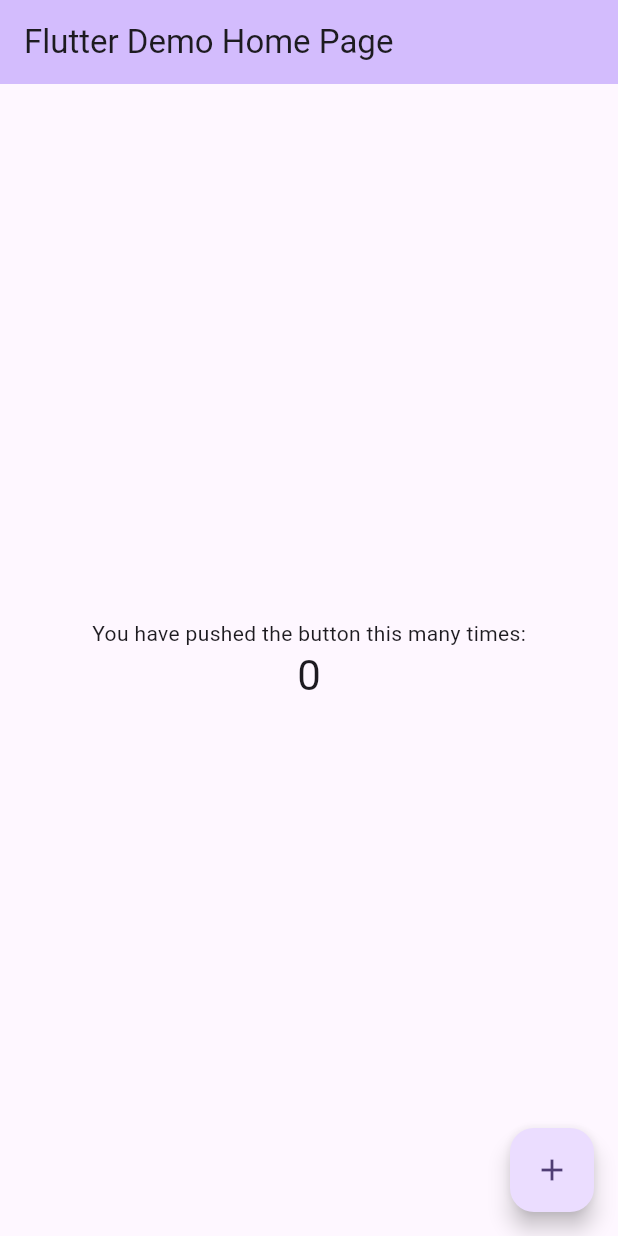
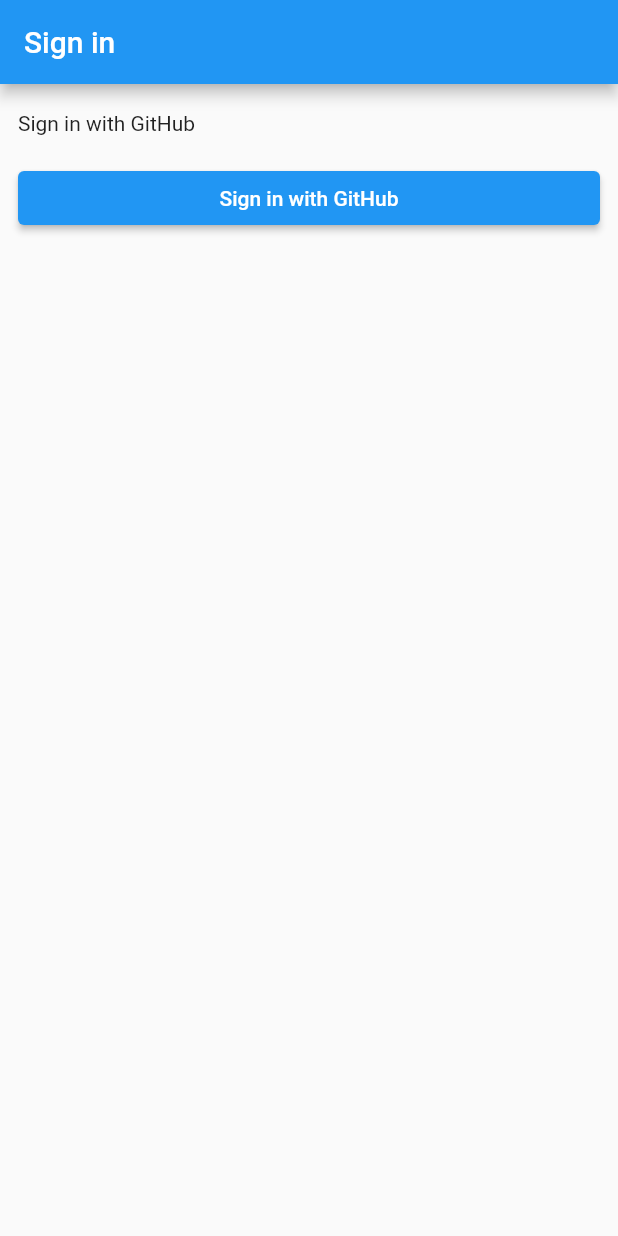
Before and after one commit to Pregum/authentication_sample_with_supabase_flutter, a Flutter app: the screen it shows after launch, on a phone screen of 412 x 824 dp. Run offline on Flutter 3.47's test engine with Material 2 defaults, Android fonts, the light colour scheme and no system bars; our stand-ins replace flutter_dotenv, supabase_flutter; accounts and stored records are empty.

Commit message:
update: githubの認証コードを持ってきた

```diff
--- /dev/null
+++ b/lib/login_page.dart
@@ -0,0 +1,87 @@
+import 'dart:async';
+
+import 'package:flutter/material.dart';
+import 'package:supabase_flutter/supabase_flutter.dart';
+
+import 'main.dart';
+
+class LoginPage extends StatefulWidget {
+  const LoginPage({super.key});
+
+  @override
+  State<LoginPage> createState() => _LoginPageState();
+}
+
+class _LoginPageState extends State<LoginPage> {
+  var _redirecting = false;
+  var _isLoading = false;
+  late final StreamSubscription<AuthState> _authStateSubscripion;
+
+  @override
+  void initState() {
+    super.initState();
+
+    _authStateSubscripion = supabase.auth.onAuthStateChange.listen((event) {
+      if (_redirecting) {
+        return;
+      }
+      final session = event.session;
+      if (session != null) {
+        _redirecting = true;
+        Navigator.of(context).pushReplacementNamed('/login-after');
+      }
+    });
+  }
+
+  @override
+  void dispose() {
+    _authStateSubscripion.cancel();
+    super.dispose();
+  }
+
+  @override
+  Widget build(BuildContext context) {
+    return Scaffold(
+      appBar: AppBar(title: const Text('Sign in')),
+      body: ListView(
+        padding: const EdgeInsets.symmetric(vertical: 18, horizontal: 12),
+        children: [
+          const Text('Sign in with GitHub'),
+          const SizedBox(
+            height: 18,
+          ),
+          ElevatedButton(
+            onPressed: _isLoading ? null : _signInGitHub,
+            child: Text(_isLoading ? 'Loading' : 'Sign in with GitHub'),
+          ),
+          const SizedBox(
+            height: 18,
+          ),
+        ],
+      ),
+    );
+  }
+
+  Future<void> _signInGitHub() async {
+    try {
+      setState(() {
+        _isLoading = true;
+      });
+      await supabase.auth.signInWithOAuth(
+        Provider.github,
+        redirectTo: 'io.supabase.flutterquickstart://login-callback/',
+      );
+    } catch (error) {
+      ScaffoldMessenger.of(context).showSnackBar(
+        SnackBar(
+          content: Text('Unexcepted Error. $error'),
+          backgroundColor: Theme.of(context).colorScheme.error,
+        ),
+      );
+    } finally {
+      setState(() {
+        _isLoading = false;
+      });
+    }
+  }
+}
--- a/lib/main.dart
+++ b/lib/main.dart
@@ -1,8 +1,27 @@
 import 'package:flutter/material.dart';
+import 'package:flutter_dotenv/flutter_dotenv.dart';
+import 'package:supabase_flutter/supabase_flutter.dart';
+import 'login_after_page.dart';
+import './login_page.dart';
+import './splash_page.dart';
 
-void main() {
+Future<void> main() async {
+  await dotenv.load();
+
+  final supabaseUrl = dotenv.get('SUPABASE_URL', fallback: '');
+  final anonKey = dotenv.get('SUPABASE_ANONKEY', fallback: '');
+  debugPrint('SUPABASE_URL: $supabaseUrl');
+  debugPrint('ANON_KEY: $anonKey');
+
+  await Supabase.initialize(
+    url: supabaseUrl,
+    anonKey: anonKey,
+    authFlowType: AuthFlowType.pkce,
+  );
   runApp(const MyApp());
 }
+
+final supabase = Supabase.instance.client;
 
 class MyApp extends StatelessWidget {
   const MyApp({super.key});
@@ -11,115 +30,16 @@
   @override
   Widget build(BuildContext context) {
     return MaterialApp(
-      title: 'Flutter Demo',
+      title: 'Supabase Authentication Login Sample',
       theme: ThemeData(
-        // This is the theme of your application.
-        //
-        // TRY THIS: Try running your application with "flutter run". You'll see
-        // the application has a blue toolbar. Then, without quitting the app,
-        // try changing the seedColor in the colorScheme below to Colors.green
-        // and then invoke "hot reload" (save your changes or press the "hot
-        // reload" button in a Flutter-supported IDE, or press "r" if you used
-        // the command line to start the app).
-        //
-        // Notice that the counter didn't reset back to zero; the application
-        // state is not lost during the reload. To reset the state, use hot
-        // restart instead.
-        //
-        // This works for code too, not just values: Most code changes can be
-        // tested with just a hot reload.
-        colorScheme: ColorScheme.fromSeed(seedColor: Colors.deepPurple),
-        useMaterial3: true,
+        primarySwatch: Colors.blue,
       ),
-      home: const MyHomePage(title: 'Flutter Demo Home Page'),
+      initialRoute: '/',
+      routes: <String, WidgetBuilder>{
+        '/': (_) => const SplashPage(),
+        '/login': (_) => const LoginPage(),
+        '/login-after': (_) => const LoginAfterPage(),
+      },
     );
   }
 }
-
-class MyHomePage extends StatefulWidget {
-  const MyHomePage({super.key, required this.title});
-
-  // This widget is the home page of your application. It is stateful, meaning
-  // that it has a State object (defined below) that contains fields that affect
-  // how it looks.
-
-  // This class is the configuration for the state. It holds the values (in this
-  // case the title) provided by the parent (in this case the App widget) and
-  // used by the build method of the State. Fields in a Widget subclass are
-  // always marked "final".
-
-  final String title;
-
-  @override
-  State<MyHomePage> createState() => _MyHomePageState();
-}
-
-class _MyHomePageState extends State<MyHomePage> {
-  int _counter = 0;
-
-  void _incrementCounter() {
-    setState(() {
-      // This call to setState tells the Flutter framework that something has
-      // changed in this State, which causes it to rerun the build method below
-      // so that the display can reflect the updated values. If we changed
-      // _counter without calling setState(), then the build method would not be
-      // called again, and so nothing would appear to happen.
-      _counter++;
-    });
-  }
-
-  @override
-  Widget build(BuildContext context) {
-    // This method is rerun every time setState is called, for instance as done
-    // by the _incrementCounter method above.
-    //
-    // The Flutter framework has been optimized to make rerunning build methods
-    // fast, so that you can just rebuild anything that needs updating rather
-    // than having to individually change instances of widgets.
-    return Scaffold(
-      appBar: AppBar(
-        // TRY THIS: Try changing the color here to a specific color (to
-        // Colors.amber, perhaps?) and trigger a hot reload to see the AppBar
-        // change color while the other colors stay the same.
-        backgroundColor: Theme.of(context).colorScheme.inversePrimary,
-        // Here we take the value from the MyHomePage object that was created by
-        // the App.build method, and use it to set our appbar title.
-        title: Text(widget.title),
-      ),
-      body: Center(
-        // Center is a layout widget. It takes a single child and positions it
-        // in the middle of the parent.
-        child: Column(
-          // Column is also a layout widget. It takes a list of children and
-          // arranges them vertically. By default, it sizes itself to fit its
-          // children horizontally, and tries to be as tall as its parent.
-          //
-          // Column has various properties to control how it sizes itself and
-          // how it positions its children. Here we use mainAxisAlignment to
-          // center the children vertically; the main axis here is the vertical
-          // axis because Columns are vertical (the cross axis would be
-          // horizontal).
-          //
-          // TRY THIS: Invoke "debug painting" (choose the "Toggle Debug Paint"
-          // action in the IDE, or press "p" in the console), to see the
-          // wireframe for each widget.
-          mainAxisAlignment: MainAxisAlignment.center,
-          children: <Widget>[
-            const Text(
-              'You have pushed the button this many times:',
-            ),
-            Text(
-              '$_counter',
-              style: Theme.of(context).textTheme.headlineMedium,
-            ),
-          ],
-        ),
-      ),
-      floatingActionButton: FloatingActionButton(
-        onPressed: _incrementCounter,
-        tooltip: 'Increment',
-        child: const Icon(Icons.add),
-      ), // This trailing comma makes auto-formatting nicer for build methods.
-    );
-  }
-}
--- a/pubspec.yaml
+++ b/pubspec.yaml
@@ -46,6 +46,8 @@
   # package. See that file for information about deactivating specific lint
   # rules and activating additional ones.
   flutter_lints: ^2.0.0
+  supabase_flutter: ^1.10.22
+  flutter_dotenv: ^5.1.0
 
 # For information on the generic Dart part of this file, see the
 # following page: https://dart.dev/tools/pub/pubspec
@@ -59,7 +61,8 @@
   uses-material-design: true
 
   # To add assets to your application, add an assets section, like this:
-  # assets:
+  assets:
+    - .env
   #   - images/a_dot_burr.jpeg
   #   - images/a_dot_ham.jpeg
 
```
Also changed, not shown: lib/login_after_page.dart (added, +66 -0 lines), lib/splash_page.dart (added, +38 -0 lines), pubspec.lock, 18 other files.
